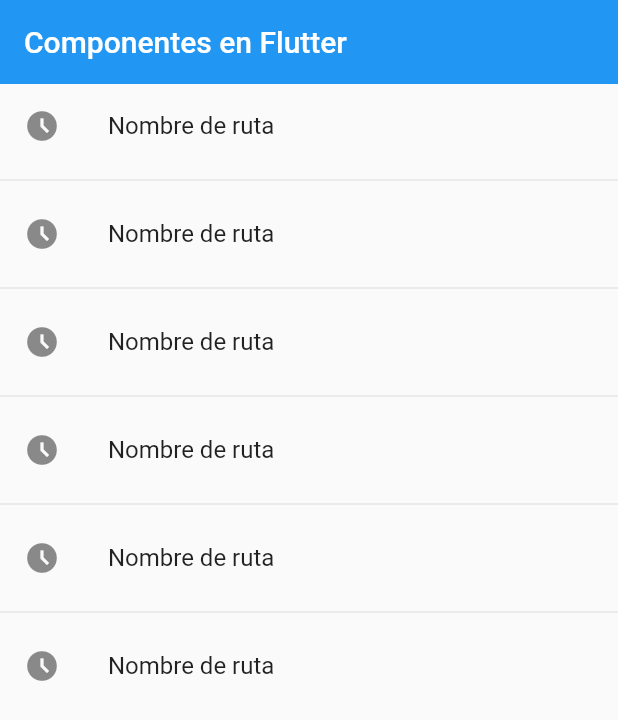
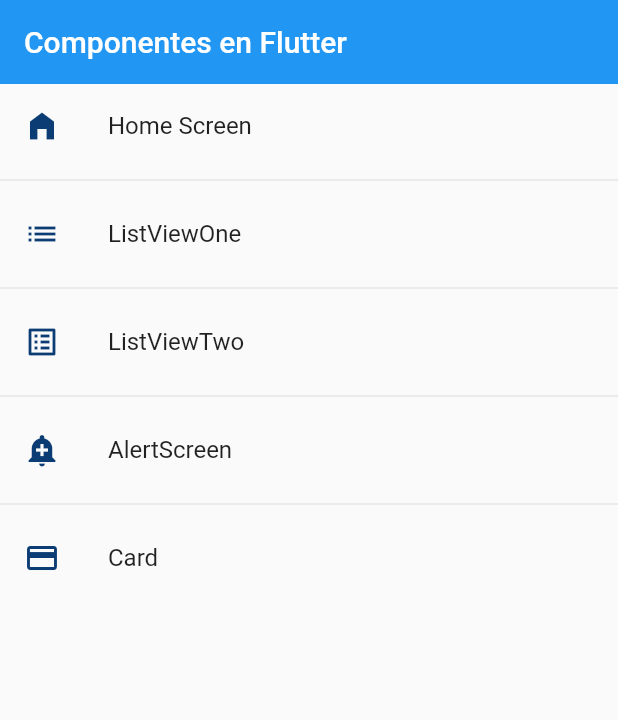
Before and after one commit to Naaidrv/fl_components, a Flutter app: the screen it shows after launch, on a phone screen of 412 x 824 dp. Shown: the top 720 px of the screen. Run offline on Flutter 3.47's test engine with Material 2 defaults, Android fonts, the phone set to English and light mode, and no system bars.

Commit message:
Fix: Routes - Part 3 | finish

```diff
--- a/lib/main.dart
+++ b/lib/main.dart
@@ -14,7 +14,7 @@ class MyApp extends StatelessWidget {
       title: 'Material App',
       //home: const ListView2Screen(),
       initialRoute: AppRoutes.initialRoute,
-      routes: AppRoutes.routes,
+      routes: AppRoutes.getAppRoutes(),
       onGenerateRoute: AppRoutes.onGenerateRoute,
     );
   }
--- a/lib/router/app_routes.dart
+++ b/lib/router/app_routes.dart
@@ -6,20 +6,50 @@ class AppRoutes {
   static const initialRoute = 'Home';
 
   static final menuOptions = <MenuOption>[
-    MenuOption(route: 'Home', name: 'Home Screen', screen: const HomeScreen(), icon: Icons.home_filled),
-    MenuOption(route: 'ListView1', name: 'ListViewOne', screen: const ListView1Screen(), icon: Icons.list),
-    MenuOption(route: 'ListView2', name: 'ListViewTwo', screen: const ListView2Screen(), icon: Icons.list_alt_outlined),
-    MenuOption(route: 'AlertScreen', name: 'AlertScreen', screen: const AlertScreen(), icon: Icons.add_alert),
-    MenuOption(route: 'CardScreen', name: 'Card', screen: const CardScreen(), icon: Icons.credit_card),
+    MenuOption(
+        route: 'Home',
+        name: 'Home Screen',
+        screen: const HomeScreen(),
+        icon: Icons.home_filled),
+    MenuOption(
+        route: 'ListView1',
+        name: 'ListViewOne',
+        screen: const ListView1Screen(),
+        icon: Icons.list),
+    MenuOption(
+        route: 'ListView2',
+        name: 'ListViewTwo',
+        screen: const ListView2Screen(),
+        icon: Icons.list_alt_outlined),
+    MenuOption(
+        route: 'AlertScreen',
+        name: 'AlertScreen',
+        screen: const AlertScreen(),
+        icon: Icons.add_alert),
+    MenuOption(
+        route: 'CardScreen',
+        name: 'Card',
+        screen: const CardScreen(),
+        icon: Icons.credit_card),
   ];
 
-  static Map<String, Widget Function(BuildContext)> routes = {
+  static Map<String, Widget Function(BuildContext)> getAppRoutes() {
+    Map<String, Widget Function(BuildContext)> appRoutes = {};
+
+    for (final option in menuOptions) {
+      appRoutes.addAll({option.route: (BuildContext context) => option.screen });
+    }
+
+    return appRoutes;
+  }
+
+  /*static Map<String, Widget Function(BuildContext)> routes = {
     'Home': (BuildContext context) => const HomeScreen(),
     'ListView1': (BuildContext context) => const ListView1Screen(),
     'ListView2': (BuildContext context) => const ListView2Screen(),
     'AlertScreen': (BuildContext context) => const AlertScreen(),
     'CardScreen': (BuildContext context) => const CardScreen()
-  };
+  };*/
 
   static Route<dynamic> onGenerateRoute(RouteSettings settings) {
     return MaterialPageRoute(
--- a/lib/screens/home.dart
+++ b/lib/screens/home.dart
@@ -1,4 +1,4 @@
-import 'package:components/screens/screens.dart';
+import 'package:components/router/app_routes.dart';
 import 'package:flutter/material.dart';
 
 class HomeScreen extends StatelessWidget {
@@ -6,17 +6,20 @@ class HomeScreen extends StatelessWidget {
 
   @override
   Widget build(BuildContext context) {
+    final menuOptions = AppRoutes.menuOptions;
+
     return Scaffold(
       appBar: AppBar(
         title: const Text('Componentes en Flutter'),
         elevation: 0,
       ),
       body: ListView.separated(
-          itemBuilder: (context, index) => ListTile(
-                title: Text('Nombre de ruta'),
-                leading: Icon(Icons.access_time_filled_outlined),
+          itemBuilder: (context, i) => ListTile(
+                leading: Icon(menuOptions[i].icon,
+                    color: Color.fromARGB(255, 12, 60, 116)),
+                title: Text(menuOptions[i].name),
                 onTap: (() {
-                  Navigator.pushNamed(context, 'alert');
+                  Navigator.pushNamed(context, menuOptions[i].route);
 
                   //final route = MaterialPageRoute(
                   //  builder: (context) => const ListView1Screen());
@@ -24,7 +27,7 @@ class HomeScreen extends StatelessWidget {
                 }),
               ),
           separatorBuilder: ((_, __) => const Divider()),
-          itemCount: 6),
+          itemCount: menuOptions.length),
     );
   }
 }
```
